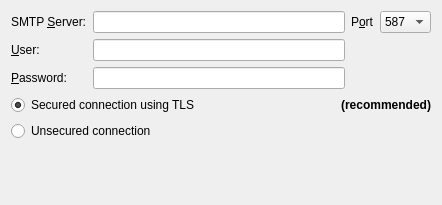
networkoptix/nx_open, file client/src/ui/widgets/settings/smtp_settings_widget.ui: the form before one commit.
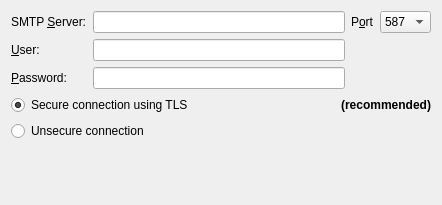
The form after the commit.

Diff of the .ui file:
```diff
--- a/client/src/ui/widgets/settings/smtp_settings_widget.ui
+++ b/client/src/ui/widgets/settings/smtp_settings_widget.ui
@@ -116,14 +116,17 @@
      <item row="1" column="0">
       <widget class="QRadioButton" name="unsecuredRadioButton">
        <property name="text">
-        <string>Unsecured connection</string>
+        <string>Unsecure connection</string>
        </property>
       </widget>
      </item>
      <item row="0" column="0">
       <widget class="QRadioButton" name="tlsRadioButton">
+       <property name="layoutDirection">
+        <enum>Qt::LeftToRight</enum>
+       </property>
        <property name="text">
-        <string>Secured connection using TLS</string>
+        <string>Secure connection using TLS</string>
        </property>
        <property name="checked">
         <bool>true</bool>
```
